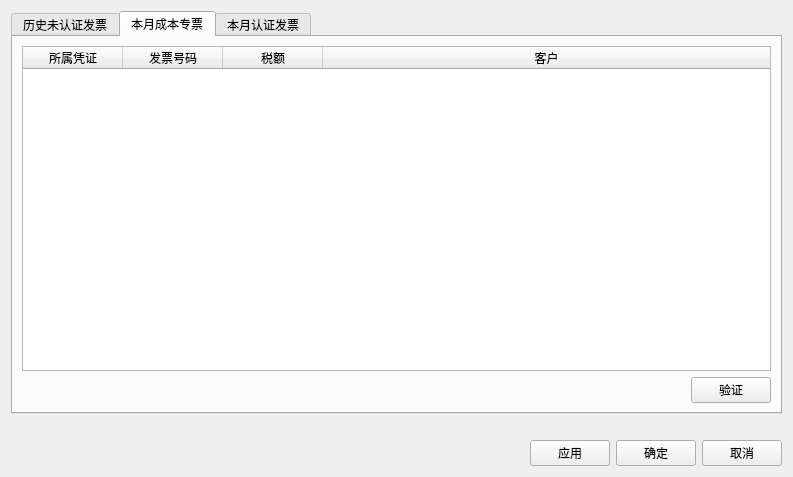
Above: forms/jxtaxmgrform.ui from wangkungit5905/PzAssistant before the change. Below: the same form after it.
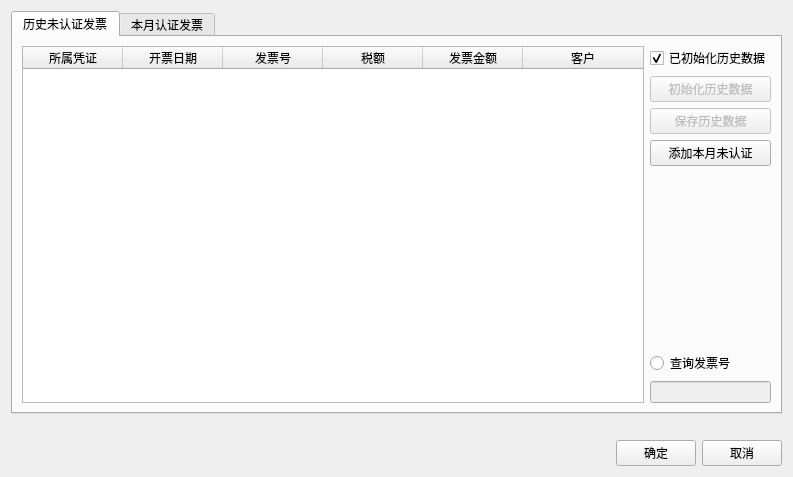
That is the form after the change. The open tabs and pages were chosen to show the change. Custom widgets are drawn as their Qt base class.

The edit to the form file:
```diff
--- a/forms/jxtaxmgrform.ui
+++ b/forms/jxtaxmgrform.ui
@@ -17,7 +17,7 @@
    <item>
     <widget class="QTabWidget" name="tabWidget">
      <property name="currentIndex">
-      <number>2</number>
+      <number>0</number>
      </property>
      <widget class="QWidget" name="tabHistory">
       <attribute name="title">
@@ -35,6 +35,9 @@
          <property name="selectionBehavior">
           <enum>QAbstractItemView::SelectRows</enum>
          </property>
+         <property name="sortingEnabled">
+          <bool>true</bool>
+         </property>
          <attribute name="horizontalHeaderStretchLastSection">
           <bool>true</bool>
          </attribute>
@@ -94,11 +97,21 @@
          </item>
          <item>
           <widget class="QPushButton" name="btnSaveHis">
+           <property name="enabled">
+            <bool>false</bool>
+           </property>
            <property name="text">
             <string>保存历史数据</string>
            </property>
           </widget>
          </item>
+         <item>
+          <widget class="QPushButton" name="btnAddCurs">
+           <property name="text">
+            <string>添加本月未认证</string>
+           </property>
+          </widget>
+         </item>
          <item>
           <spacer name="verticalSpacer_2">
            <property name="orientation">
@@ -113,76 +126,25 @@
           </spacer>
          </item>
          <item>
-          <widget class="QLabel" name="label">
+          <widget class="QRadioButton" name="rdbFilter">
            <property name="text">
             <string>查询发票号</string>
            </property>
           </widget>
          </item>
          <item>
-          <widget class="QLineEdit" name="lineEdit"/>
-         </item>
-        </layout>
-       </item>
-      </layout>
-     </widget>
-     <widget class="QWidget" name="tabCost">
-      <attribute name="title">
-       <string>本月成本专票</string>
-      </attribute>
-      <layout class="QVBoxLayout" name="verticalLayout_3">
-       <item>
-        <widget class="QTableWidget" name="twCost">
-         <property name="editTriggers">
-          <set>QAbstractItemView::NoEditTriggers</set>
-         </property>
-         <property name="selectionBehavior">
-          <enum>QAbstractItemView::SelectRows</enum>
-         </property>
-         <attribute name="horizontalHeaderStretchLastSection">
-          <bool>true</bool>
-         </attribute>
-         <column>
-          <property name="text">
-           <string>所属凭证</string>
-          </property>
-         </column>
-         <column>
-          <property name="text">
-           <string>发票号码</string>
-          </property>
-         </column>
-         <column>
-          <property name="text">
-           <string>税额</string>
-          </property>
-         </column>
-         <column>
-          <property name="text">
-           <string>客户</string>
-          </property>
-         </column>
-        </widget>
-       </item>
-       <item>
-        <layout class="QHBoxLayout" name="horizontalLayout_4">
-         <item>
-          <spacer name="horizontalSpacer">
-           <property name="orientation">
-            <enum>Qt::Horizontal</enum>
+          <widget class="QLineEdit" name="edtFilter">
+           <property name="enabled">
+            <bool>false</bool>
            </property>
-           <property name="sizeHint" stdset="0">
-            <size>
-             <width>40</width>
-             <height>20</height>
-            </size>
+           <property name="inputMask">
+            <string>00000000</string>
            </property>
-          </spacer>
-         </item>
-         <item>
-          <widget class="QPushButton" name="btnVerify">
-           <property name="text">
-            <string>验证</string>
+           <property name="maxLength">
+            <number>8</number>
+           </property>
+           <property name="clearButtonEnabled">
+            <bool>true</bool>
            </property>
           </widget>
          </item>
@@ -239,30 +201,15 @@
        <item>
         <layout class="QVBoxLayout" name="verticalLayout">
          <item>
-          <layout class="QHBoxLayout" name="horizontalLayout_2">
-           <item>
-            <widget class="QLabel" name="label_3">
-             <property name="text">
-              <string>税额总计：</string>
-             </property>
-            </widget>
-           </item>
-           <item>
-            <widget class="DemandedEdit" name="edtTaxAmount">
-             <property name="toolTip">
-              <string>双击可录入金额</string>
-             </property>
-             <property name="readOnly">
-              <bool>true</bool>
-             </property>
-            </widget>
-           </item>
-          </layout>
+          <layout class="QHBoxLayout" name="horizontalLayout_2"/>
          </item>
          <item>
           <layout class="QHBoxLayout" name="horizontalLayout_5">
            <item>
             <widget class="QPushButton" name="btnSaveCur">
+             <property name="enabled">
+              <bool>false</bool>
+             </property>
              <property name="text">
               <string>保存</string>
              </property>
@@ -270,6 +217,9 @@
            </item>
            <item>
             <widget class="QPushButton" name="btnCrtPz">
+             <property name="enabled">
+              <bool>true</bool>
+             </property>
              <property name="text">
               <string>创建调整凭证</string>
              </property>
@@ -331,13 +281,6 @@
        </property>
       </spacer>
      </item>
-     <item>
-      <widget class="QPushButton" name="btnApply">
-       <property name="text">
-        <string>应用</string>
-       </property>
-      </widget>
-     </item>
      <item>
       <widget class="QPushButton" name="btnOk">
        <property name="text">
@@ -355,14 +298,6 @@
     </layout>
    </item>
   </layout>
-  <action name="actAddHis">
-   <property name="text">
-    <string>新增记录</string>
-   </property>
-   <property name="toolTip">
-    <string>新增历史记录</string>
-   </property>
-  </action>
   <action name="actDelHis">
    <property name="text">
     <string>删除记录</string>
@@ -388,13 +323,6 @@
    </property>
   </action>
  </widget>
- <customwidgets>
-  <customwidget>
-   <class>DemandedEdit</class>
-   <extends>QLineEdit</extends>
-   <header>widgets.h</header>
-  </customwidget>
- </customwidgets>
  <resources/>
  <connections/>
 </ui>
```
Left out of the diff: 19 changed lines with no effect on the pictures.
